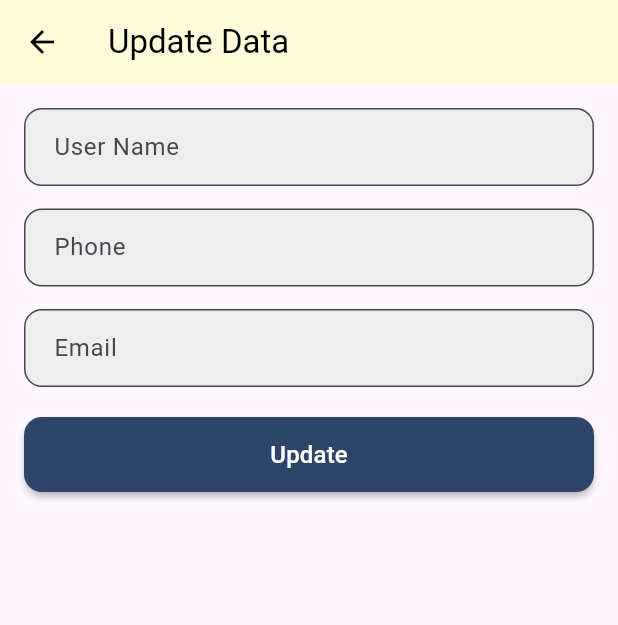
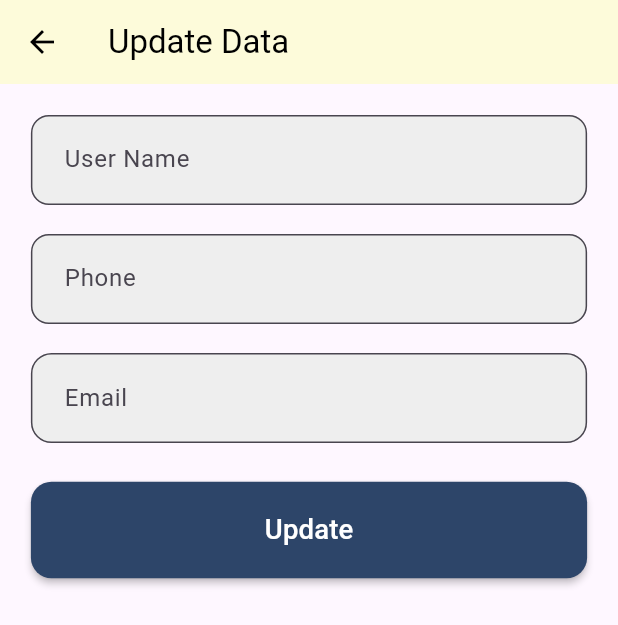
Before and after one commit to fatmashagar2/E_Comm_New, a Flutter app: the LayoutScreen screen opened directly, item 4 of the bottom bar chosen, after a tap on "Update Data", on a phone screen of 412 x 824 dp. Shown: the top 625 px of the screen. Run offline on Flutter 3.47's test engine with Material 3 defaults, Android fonts, the phone set to English and light mode, and no system bars; our stand-ins replace audioplayers, bloc, carousel_slider, connectivity_plus, flutter_bloc, flutter_screenutil and 8 more; accounts and stored records are empty; network calls fail; project files that could hold a hidden picture were left out.

Commit message:
responsive app

```diff
--- a/lib/layout/layout_cubit/layout_cubit.dart
+++ b/lib/layout/layout_cubit/layout_cubit.dart
@@ -7,7 +7,6 @@ import '../../models/category_model.dart';
 import '../../models/product_model.dart';
 import '../../models/user_model.dart';
 import '../../modules/Screens/cart_screen/cart_screen.dart';
-import '../../modules/Screens/categories_screen/categories_screen.dart';
 import '../../modules/Screens/favorites_screen/favorites.dart';
 import '../../modules/Screens/home_screen/home_screen.dart';
 import '../../modules/Screens/profile_screen/profile_screen.dart';
--- a/lib/layout/layout_screen.dart
+++ b/lib/layout/layout_screen.dart
@@ -1,9 +1,11 @@
 import 'package:flutter/material.dart';
 import 'package:flutter_bloc/flutter_bloc.dart';
+import 'package:flutter_screenutil/flutter_screenutil.dart';
 import 'package:flutter_svg/flutter_svg.dart';
 import 'package:google_nav_bar/google_nav_bar.dart';
 import 'package:hive/hive.dart';
 import 'package:shared_preferences/shared_preferences.dart';
+import 'package:untitled15/main.dart';
 import 'package:untitled15/modules/Screens/auth_screens/login_screen.dart';
 import 'package:untitled15/modules/Screens/profile_screen/profile_screen.dart';
 import '../shared/style/colors.dart';
@@ -45,8 +47,8 @@ class LayoutScreen extends StatelessWidget {
                   padding: const EdgeInsets.only(right: 12),
                   child: Image.asset(
                     'assets/images/exit.png',
-                    width: 48,
-                    height: 48,
+                    width: 48.w,
+                    height: 48.h,
                   ),
                 ),
               ),
@@ -56,8 +58,8 @@ class LayoutScreen extends StatelessWidget {
             elevation: 0,
             title: Image.asset(
               "assets/images/img2.gif",
-              height: 50,
-              width: 50,
+              height: 50.h,
+              width: 50.w,
             ),
           ),
           body: StreamBuilder<ConnectivityResult>(
@@ -88,13 +90,13 @@ class LayoutScreen extends StatelessWidget {
             },
           ),
           bottomNavigationBar: Padding(
-            padding: const EdgeInsets.symmetric(horizontal: 5.0, vertical: 10),
+            padding:  EdgeInsets.symmetric(horizontal: 5.0.w, vertical: 10.h),
             child: GNav(
-              gap: 8,
+              gap: 8.w,
               activeColor: mainColor,
               color: Colors.grey,
-              iconSize: 24,
-              padding: EdgeInsets.symmetric(horizontal: 20, vertical: 12),
+              iconSize: 24.w,/////////////////////////////
+              padding: EdgeInsets.symmetric(horizontal: 20.w, vertical: 12.h),
               duration: Duration(milliseconds: 300),
               tabBackgroundColor: thirdColor,
               onTabChange: (index) {
@@ -119,12 +121,12 @@ class LayoutScreen extends StatelessWidget {
                         color: cubit.favoriteItemCount > 0 ? mainColor : Colors.grey,
                       ),
                       Positioned(
-                        right: -5,
-                        top: -8,
+                        right: -5.w,
+                        top: -8.h,
                         child: Text(
                           '${cubit.favoriteItemCount}',
                           style: TextStyle(
-                            fontSize: 12,
+                            fontSize: 12.sp,
                             color: Colors.black,
                             fontWeight: FontWeight.bold,
                           ),
@@ -147,12 +149,12 @@ class LayoutScreen extends StatelessWidget {
                         color: cubit.cartItemCount > 0 ? mainColor : Colors.grey,
                       ),
                       Positioned(
-                        right: -5,
-                        top: -8,
+                        right: -5.w,
+                        top: -8.h,
                         child: Text(
                           '${cubit.cartItemCount}',
                           style: TextStyle(
-                            fontSize: 12,
+                            fontSize: 12.sp,
                             color: Colors.black,
                             fontWeight: FontWeight.bold,
                           ),
--- a/lib/modules/Screens/home_screen/home_screen.dart
+++ b/lib/modules/Screens/home_screen/home_screen.dart
@@ -3,6 +3,8 @@ import 'package:flutter/cupertino.dart';
 import 'package:flutter/material.dart';
 import 'package:flutter_bloc/flutter_bloc.dart';
 import 'package:audioplayers/audioplayers.dart';
+import 'package:flutter_screenutil/flutter_screenutil.dart';
+import 'package:untitled15/layout/layout_screen.dart';
 import '../../../layout/layout_cubit/layout_cubit.dart';
 import '../../../layout/layout_cubit/layout_states.dart';
 import '../../../models/product_model.dart';
@@ -37,7 +39,7 @@ class _HomeScreenState extends State<HomeScreen> {
 
           backgroundColor: fifthColor,
           body: Padding(
-            padding: const EdgeInsets.symmetric(vertical: 18.0, horizontal: 15),
+            padding:  EdgeInsets.symmetric(vertical: 18.0.h, horizontal: 15.w),
             child: ListView(
               shrinkWrap: true,
               children: [
@@ -45,8 +47,8 @@ class _HomeScreenState extends State<HomeScreen> {
                   decoration:
                   BoxDecoration(
                     color: Colors.white,
-                    borderRadius: BorderRadius.circular(20),
-                    border: Border.all(color: Colors.black, width: 2),
+                    borderRadius: BorderRadius.circular(20.r),
+                    border: Border.all(color: Colors.black, width: 2.w),
                     boxShadow: [
                       BoxShadow(
                         color: Colors.grey.withOpacity(0.2),
@@ -70,18 +72,18 @@ class _HomeScreenState extends State<HomeScreen> {
                       filled: true,
                       fillColor: Colors.white,
                       enabledBorder: OutlineInputBorder(
-                        borderRadius: BorderRadius.circular(20),
+                        borderRadius: BorderRadius.circular(20.r),
                         borderSide: BorderSide.none,
                       ),
                       focusedBorder: OutlineInputBorder(
-                        borderRadius: BorderRadius.circular(20),
+                        borderRadius: BorderRadius.circular(20.r),
                         borderSide: BorderSide.none,
                       ),
                     ),
                   ),
                 ),
 
-                const SizedBox(height: 20),
+                 SizedBox(height: 20.h),
                 // Improved Banners Section
                 cubit.banners.isEmpty
                     ? const Center(
@@ -91,7 +93,7 @@ class _HomeScreenState extends State<HomeScreen> {
                   itemCount: cubit.banners.length,
                   itemBuilder: (context, index, realIndex) {
                     return ClipRRect(
-                      borderRadius: BorderRadius.circular(15),
+                      borderRadius: BorderRadius.circular(15.r),
                       child: Image.network(
                         cubit.banners[index].url!,
                         fit: BoxFit.cover,
@@ -107,7 +109,7 @@ class _HomeScreenState extends State<HomeScreen> {
                     autoPlayInterval: const Duration(seconds: 3),
                   ),
                 ),
-                const SizedBox(height: 20),
+                 SizedBox(height: 20.h),
                 Row(
                   mainAxisAlignment: MainAxisAlignment.spaceBetween,
                   children: [
@@ -115,7 +117,7 @@ class _HomeScreenState extends State<HomeScreen> {
                       "Products",
                       style: TextStyle(
                           color: Colors.black,
-                          fontSize: 25,
+                          fontSize: 25.sp,
                           fontFamily: 'Sevillana',
                           fontWeight: FontWeight.bold),
                     ),
@@ -123,13 +125,13 @@ class _HomeScreenState extends State<HomeScreen> {
                       "View all",
                       style: TextStyle(
                           color: secondColor,
-                          fontSize: 14,
+                          fontSize: 14.sp,
                           fontFamily: 'Sevillana',
                           fontWeight: FontWeight.bold),
                     ),
                   ],
                 ),
-                const SizedBox(height: 15),
+                 SizedBox(height: 15.h),
                 cubit.products.isEmpty
                     ? const Center(
                   child: CupertinoActivityIndicator(),
@@ -141,10 +143,10 @@ class _HomeScreenState extends State<HomeScreen> {
                   shrinkWrap: true,
                   physics: const NeverScrollableScrollPhysics(),
                   gridDelegate:
-                  const SliverGridDelegateWithFixedCrossAxisCount(
+                   SliverGridDelegateWithFixedCrossAxisCount(
                       crossAxisCount: 2,
-                      mainAxisSpacing: 12,
-                      crossAxisSpacing: 15,
+                      mainAxisSpacing: 12.w,
+                      crossAxisSpacing: 15.h,
                       childAspectRatio: 0.7),
                   itemBuilder: (context, index) {
                     return _productItem(
@@ -176,9 +178,9 @@ Widget _productItem({
       borderRadius: BorderRadius.circular(8),
     ),
     elevation: 30,
-    margin: const EdgeInsets.symmetric(vertical: 10, horizontal: 12),
+    margin:  EdgeInsets.symmetric(vertical: 10.h, horizontal: 12.w),
     child: Padding(
-      padding: const EdgeInsets.symmetric(vertical: 20, horizontal: 12),
+      padding:  EdgeInsets.symmetric(vertical: 20.h, horizontal: 12.w),
       child: Column(
         crossAxisAlignment: CrossAxisAlignment.start,
         children: [
@@ -193,15 +195,15 @@ Widget _productItem({
               ),
             ),
           ),
-          const SizedBox(height: 5),
+           SizedBox(height: 5.h),
           Text(
             model.name!,
-            style: const TextStyle(
+            style:  TextStyle(
                 fontWeight: FontWeight.bold,
-                fontSize: 16,
+                fontSize: 16.sp,
                 overflow: TextOverflow.ellipsis),
           ),
-          const SizedBox(height: 2),
+           SizedBox(height: 2.h),
           Row(
             children: [
               Expanded(
@@ -211,7 +213,7 @@ Widget _productItem({
                       fit: BoxFit.scaleDown,
                       child: Text(
                         "${model.price!}\$ ",
-                        style: const TextStyle(fontSize: 15,
+                        style:  TextStyle(fontSize: 15.sp,
                             fontWeight: FontWeight.bold,
                             fontFamily: 'Playfair_Display'
                         ),
@@ -222,9 +224,9 @@ Widget _productItem({
                       fit: BoxFit.scaleDown,
                       child: Text(
                         "${model.oldPrice!}\$",
-                        style: const TextStyle(
+                        style:  TextStyle(
                             color: Colors.grey,
-                            fontSize: 12,
+                            fontSize: 12.sp,
                             fontFamily: 'Playfair_Display',
                             fontWeight: FontWeight.bold,
                             decoration: TextDecoration.lineThrough),
@@ -235,7 +237,7 @@ Widget _productItem({
               ),
             ],
           ),
-          const SizedBox(height: 10),
+           SizedBox(height: 10.h),
           // Icons row at the bottom
           Row(
             mainAxisAlignment: MainAxisAlignment.spaceBetween,
@@ -243,7 +245,7 @@ Widget _productItem({
               GestureDetector(
                 child: Icon(
                   Icons.favorite,
-                  size: 20,
+                  size: 20.h,
                   color: cubit.FavoritesIds.contains(model.id.toString())
                       ? Colors.red
                       : Colors.grey,
@@ -261,7 +263,7 @@ Widget _productItem({
               GestureDetector(
                 child: Icon(
                   Icons.shopping_cart,
-                  size: 20,
+                  size: 20.h,
                   color: cubit.cartIDs.contains(model.id.toString())
                       ? Colors.green  // إذا كان المنتج في السلة، اجعل اللون أخضر
                       : Colors.grey,  // إذا لم يكن في السلة، اجعل اللون رمادي
--- a/lib/modules/Screens/profile_screen/profile_screen.dart
+++ b/lib/modules/Screens/profile_screen/profile_screen.dart
@@ -1,6 +1,7 @@
 import 'package:flutter/cupertino.dart';
 import 'package:flutter/material.dart';
 import 'package:flutter_bloc/flutter_bloc.dart';
+import 'package:flutter_screenutil/flutter_screenutil.dart';
 import 'package:image_picker/image_picker.dart'; // استيراد الحزمة
 import 'dart:io'; // لاستعمال File لتحميل الصورة
 import 'package:hive/hive.dart';
@@ -91,7 +92,7 @@ class _ProfileScreenState extends State<ProfileScreen> {
           backgroundColor: fifthColor,
           body: cubit.userModel != null
               ? Padding(
-            padding: const EdgeInsets.symmetric(vertical: 20.0, horizontal: 20.0),
+            padding:  EdgeInsets.symmetric(vertical: 20.0.h, horizontal: 20.0.w),
             child: Center(
               child: Column(
                 children: [
@@ -102,29 +103,29 @@ class _ProfileScreenState extends State<ProfileScreen> {
                       backgroundImage: _image != null
                           ? FileImage(_image!) // استخدام الصورة المختارة
                           : NetworkImage(cubit.userModel!.image!) as ImageProvider, // استخدام الصورة من الإنترنت إذا لم يتم اختيار صورة
-                      radius: 60,
+                      radius: 60.r,
                     ),
                   ),
-                  const SizedBox(height: 20),
+                   SizedBox(height: 20.h),
                   // اسم المستخدم مع تنسيق النص
                   Text(
                     cubit.userModel!.name!,
-                    style: const TextStyle(
-                      fontSize: 22,
+                    style:  TextStyle(
+                      fontSize: 22.sp,
                       fontWeight: FontWeight.bold,
                       color: Colors.white,
                     ),
                   ),
-                  const SizedBox(height: 10),
+                   SizedBox(height: 10.h),
                   // البريد الإلكتروني مع تنسيق النص
                   Text(
                     cubit.userModel!.email!,
-                    style: const TextStyle(
-                      fontSize: 18,
+                    style:  TextStyle(
+                      fontSize: 18.sp,
                       color: Colors.white60,
                     ),
                   ),
-                  const SizedBox(height: 30),
+                   SizedBox(height: 30.h),
                   // أزرار التفاعل
                   _buildButton(
                     context,
@@ -136,7 +137,7 @@ class _ProfileScreenState extends State<ProfileScreen> {
                       );
                     },
                   ),
-                  const SizedBox(height: 20),
+                   SizedBox(height: 20.h),
                   _buildButton(
                     context,
                     label: "Update Data",
@@ -167,12 +168,12 @@ class _ProfileScreenState extends State<ProfileScreen> {
       textColor: Colors.white,
       elevation: 5,
       shape: RoundedRectangleBorder(
-        borderRadius: BorderRadius.circular(30),
+        borderRadius: BorderRadius.circular(30.r),
       ),
-      padding: const EdgeInsets.symmetric(vertical: 15, horizontal: 40),
+      padding:  EdgeInsets.symmetric(vertical: 15.h, horizontal: 40.w),
       child: Text(
         label,
-        style: const TextStyle(fontSize: 16),
+        style:  TextStyle(fontSize: 16.sp),
       ),
     );
   }
--- a/lib/modules/Screens/splash_screen/splash_screen.dart
+++ b/lib/modules/Screens/splash_screen/splash_screen.dart
@@ -1,5 +1,6 @@
 import 'dart:async';
 import 'package:flutter/material.dart';
+import 'package:flutter_screenutil/flutter_screenutil.dart';
 import 'package:shared_preferences/shared_preferences.dart';
 import 'package:untitled15/layout/layout_screen.dart';
 import '../on_boarding/on_boarding_screens.dart';
@@ -48,8 +49,8 @@ class _SplashScreenState extends State<SplashScreen> {
           children: [
             Image.asset(
               'assets/images/logo.gif', // استبدل مع المسار الفعلي للصورة
-              height: 250,
-              width: 250,
+              height: 250.h,
+              width: 250.w,
             ),
           ],
         ),
--- a/lib/modules/Screens/update_user_data_screen.dart
+++ b/lib/modules/Screens/update_user_data_screen.dart
@@ -1,5 +1,6 @@
 import 'package:flutter/material.dart';
 import 'package:flutter_bloc/flutter_bloc.dart';
+import 'package:flutter_screenutil/flutter_screenutil.dart';
 
 import '../../layout/layout_cubit/layout_cubit.dart';
 import '../../layout/layout_cubit/layout_states.dart';
@@ -27,7 +28,7 @@ class UpdateUserDataScreen extends StatelessWidget {
         foregroundColor: Colors.black,
       ),
       body: Padding(
-        padding: const EdgeInsets.all(16.0),
+        padding:  EdgeInsets.all(16.0.h),
         child: ListView(
           children: [
             // User Name Field
@@ -41,10 +42,10 @@ class UpdateUserDataScreen extends StatelessWidget {
                 ),
                 filled: true,
                 fillColor: Colors.grey[200],
-                contentPadding: EdgeInsets.symmetric(horizontal: 16, vertical: 14),
+                contentPadding: EdgeInsets.symmetric(horizontal: 16.w, vertical: 14.h),
               ),
             ),
-            SizedBox(height: 15),
+            SizedBox(height: 15.h),
             // Phone Field
             TextField(
               controller: phoneController,
@@ -56,10 +57,10 @@ class UpdateUserDataScreen extends StatelessWidget {
                 ),
                 filled: true,
                 fillColor: Colors.grey[200],
-                contentPadding: EdgeInsets.symmetric(horizontal: 16, vertical: 14),
+                contentPadding: EdgeInsets.symmetric(horizontal: 16.w, vertical: 14.h),
               ),
             ),
-            SizedBox(height: 15),
+            SizedBox(height: 15.h),
             // Email Field
             TextField(
               controller: emailController,
@@ -67,14 +68,14 @@ class UpdateUserDataScreen extends StatelessWidget {
                 labelText: "Email",
                 hintText: "Enter your email address",
                 border: OutlineInputBorder(
-                  borderRadius: BorderRadius.circular(12),
+                  borderRadius: BorderRadius.circular(12.r),
                 ),
                 filled: true,
                 fillColor: Colors.grey[200],
-                contentPadding: EdgeInsets.symmetric(horizontal: 16, vertical: 14),
+                contentPadding: EdgeInsets.symmetric(horizontal: 16.r, vertical: 14.h),
               ),
             ),
-            SizedBox(height: 20),
+            SizedBox(height: 20.h),
             // Update Button
             BlocConsumer<LayoutCubit, LayoutStates>(
               listener: (context, state) {
@@ -102,14 +103,14 @@ class UpdateUserDataScreen extends StatelessWidget {
                   },
                   color: mainColor,
                   textColor: Colors.white,
-                  height: 50,
+                  height: 50.h,
                   minWidth: double.infinity,
                   shape: RoundedRectangleBorder(
-                    borderRadius: BorderRadius.circular(12),
+                    borderRadius: BorderRadius.circular(12.r),
                   ),
                   child: Text(
                     state is UpdateUserDataLoadingState ? "Loading..." : "Update",
-                    style: TextStyle(fontSize: 16),
+                    style: TextStyle(fontSize: 16.sp),
                   ),
                 );
               },
--- a/pubspec.yaml
+++ b/pubspec.yaml
@@ -57,6 +57,7 @@ dependencies:
   connectivity_plus: ^5.0.0
   internet_connection_checker: ^1.0.0+1
   flame: ^1.22.0
+  flutter_screenutil: ^5.9.3
 
 dev_dependencies:
   flutter_launcher_icons: ^0.10.0
```
Also changed, not shown: lib/main.dart (+11 -3 lines), lib/modules/Screens/auth_screens/login_screen.dart (+15 -14 lines), lib/modules/Screens/auth_screens/register_screen.dart (+17 -15 lines), lib/modules/Screens/cart_screen/cart_screen.dart (+22 -21 lines), lib/modules/Screens/categories_screen/categories_screen.dart (deleted, +0 -42 lines), lib/modules/Screens/change_password_screen.dart (+11 -10 lines), lib/modules/Screens/favorites_screen/favorites.dart (+20 -19 lines), lib/modules/Screens/on_boarding/on_boarding_screens.dart (+9 -8 lines), pubspec.lock, 1 other file.
